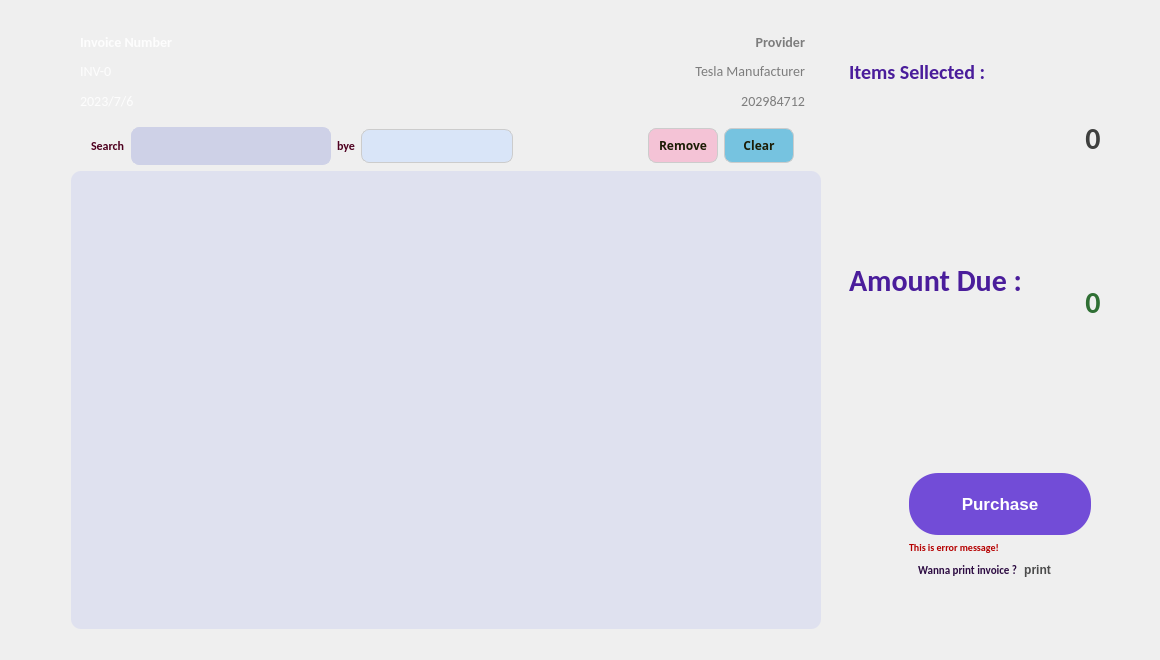
Qt form InventoryManagement/invoice_widget.ui (ImRanjbar/Inventory-Management) before a commit.
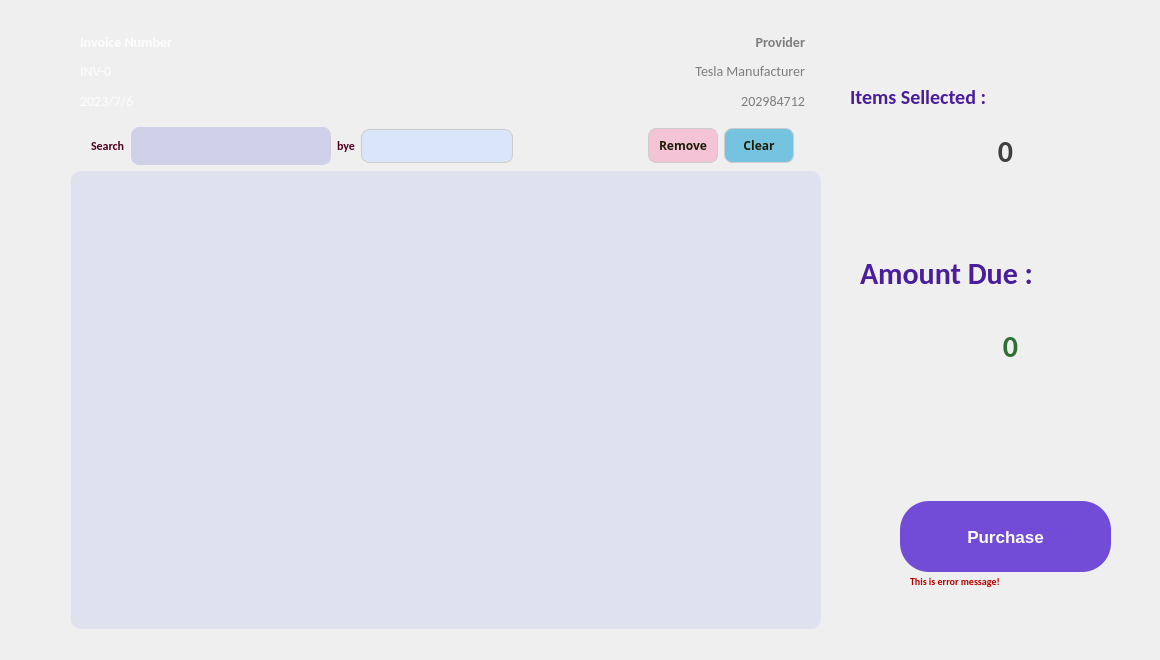
The same form after that commit. Icons and pictures are not drawn.

What changed in the file:
```diff
--- a/InventoryManagement/invoice_widget.ui
+++ b/InventoryManagement/invoice_widget.ui
@@ -434,32 +434,55 @@
 	background-image : url(:/Images/invoiceDetailRightWidget.png);
 }</string>
        </property>
-       <layout class="QVBoxLayout" name="verticalLayout_8">
-        <item>
-         <layout class="QGridLayout" name="gridLayout">
-          <property name="topMargin">
-           <number>0</number>
-          </property>
-          <item row="0" column="1">
-           <layout class="QVBoxLayout" name="verticalLayout_6">
-            <item>
-             <spacer name="verticalSpacer_5">
-              <property name="orientation">
-               <enum>Qt::Vertical</enum>
-              </property>
-              <property name="sizeType">
-               <enum>QSizePolicy::Minimum</enum>
-              </property>
-              <property name="sizeHint" stdset="0">
-               <size>
-                <width>20</width>
-                <height>90</height>
-               </size>
-              </property>
-             </spacer>
-            </item>
-            <item>
+       <widget class="QLabel" name="label_2">
+        <property name="geometry">
+         <rect>
+          <x>20</x>
+          <y>180</y>
+          <width>180</width>
+          <height>146</height>
+         </rect>
+        </property>
+        <property name="styleSheet">
+         <string notr="true">font-family: Calibri;
+font-size: 30px;
+color: #4a1d9b;
+font-weight: bold;
+text-transform: none;</string>
+        </property>
+        <property name="text">
+         <string>Amount Due : </string>
+        </property>
+       </widget>
+       <widget class="QLabel" name="label_11">
+        <property name="geometry">
+         <rect>
+          <x>10</x>
+          <y>40</y>
+          <width>161</width>
+          <height>71</height>
+         </rect>
+        </property>
+        <property name="styleSheet">
+         <string notr="true">font-family: Calibri;
+font-size: 20px;
+color: #4a1d9b;
+font-weight: bold;
+text-transform: none;</string>
+        </property>
+        <property name="text">
+         <string>Items Sellected : </string>
+        </property>
+       </widget>
              <widget class="QLabel" name="LB_nSellected">
+        <property name="geometry">
+         <rect>
+          <x>20</x>
+          <y>100</y>
+          <width>291</width>
+          <height>61</height>
+         </rect>
+        </property>
               <property name="styleSheet">
                <string notr="true">font-family: Calibri;
 font-size: 30px;
@@ -475,25 +498,15 @@
                <set>Qt::AlignCenter</set>
               </property>
              </widget>
-            </item>
-            <item>
-             <spacer name="verticalSpacer_2">
-              <property name="orientation">
-               <enum>Qt::Vertical</enum>
-              </property>
-              <property name="sizeType">
-               <enum>QSizePolicy::Maximum</enum>
-              </property>
-              <property name="sizeHint" stdset="0">
-               <size>
-                <width>20</width>
-                <height>120</height>
-               </size>
-              </property>
-             </spacer>
-            </item>
-            <item>
              <widget class="QLabel" name="LB_amountDue">
+        <property name="geometry">
+         <rect>
+          <x>20</x>
+          <y>280</y>
+          <width>301</width>
+          <height>91</height>
+         </rect>
+        </property>
               <property name="styleSheet">
                <string notr="true">font-family: Calibri;
 font-size: 30px;
@@ -509,97 +522,15 @@
                <set>Qt::AlignCenter</set>
               </property>
              </widget>
-            </item>
-           </layout>
-          </item>
-          <item row="0" column="0">
-           <layout class="QVBoxLayout" name="verticalLayout_5">
-            <item>
-             <widget class="QLabel" name="label_11">
-              <property name="styleSheet">
-               <string notr="true">font-family: Calibri;
-font-size: 20px;
-color: #4a1d9b;
-font-weight: bold;
-text-transform: none;</string>
-              </property>
-              <property name="text">
-               <string>Items Sellected : </string>
-              </property>
-             </widget>
-            </item>
-            <item>
-             <spacer name="verticalSpacer">
-              <property name="orientation">
-               <enum>Qt::Vertical</enum>
-              </property>
-              <property name="sizeType">
-               <enum>QSizePolicy::Maximum</enum>
-              </property>
-              <property name="sizeHint" stdset="0">
-               <size>
-                <width>20</width>
-                <height>120</height>
-               </size>
-              </property>
-             </spacer>
-            </item>
-            <item>
-             <widget class="QLabel" name="label_2">
-              <property name="styleSheet">
-               <string notr="true">font-family: Calibri;
-font-size: 30px;
-color: #4a1d9b;
-font-weight: bold;
-text-transform: none;</string>
-              </property>
-              <property name="text">
-               <string>Amount Due : </string>
-              </property>
-             </widget>
-            </item>
-           </layout>
-          </item>
-         </layout>
-        </item>
-        <item>
-         <spacer name="verticalSpacer_4">
-          <property name="orientation">
-           <enum>Qt::Vertical</enum>
-          </property>
-          <property name="sizeHint" stdset="0">
-           <size>
-            <width>20</width>
-            <height>40</height>
-           </size>
-          </property>
-         </spacer>
-        </item>
-        <item>
-         <layout class="QHBoxLayout" name="horizontalLayout_7">
-          <property name="topMargin">
-           <number>20</number>
-          </property>
-          <item>
-           <spacer name="horizontalSpacer_4">
-            <property name="orientation">
-             <enum>Qt::Horizontal</enum>
-            </property>
-            <property name="sizeType">
-             <enum>QSizePolicy::Minimum</enum>
-            </property>
-            <property name="sizeHint" stdset="0">
-             <size>
-              <width>60</width>
-              <height>30</height>
-             </size>
-            </property>
-           </spacer>
-          </item>
-          <item>
-           <layout class="QVBoxLayout" name="verticalLayout_7">
-            <item>
              <widget class="QPushButton" name="PB_purchase">
+        <property name="geometry">
+         <rect>
+          <x>60</x>
+          <y>480</y>
+          <width>211</width>
+          <height>71</height>
+         </rect>
+        </property>
               <property name="cursor">
                <cursorShape>PointingHandCursor</cursorShape>
               </property>
@@ -632,9 +563,15 @@
                <string>Purchase</string>
               </property>
              </widget>
-            </item>
-            <item>
              <widget class="QLabel" name="LB_error">
+        <property name="geometry">
+         <rect>
+          <x>70</x>
+          <y>550</y>
+          <width>151</width>
+          <height>20</height>
+         </rect>
+        </property>
               <property name="styleSheet">
                <string notr="true">font-family: Calibri;
 font-size: 10px;
@@ -646,112 +583,6 @@
                <string>This is error message!</string>
               </property>
              </widget>
-            </item>
-            <item>
-             <layout class="QHBoxLayout" name="horizontalLayout_4">
-              <property name="topMargin">
-               <number>0</number>
-              </property>
-              <item>
-               <spacer name="horizontalSpacer_6">
-                <property name="orientation">
-                 <enum>Qt::Horizontal</enum>
-                </property>
-                <property name="sizeType">
-                 <enum>QSizePolicy::Maximum</enum>
-                </property>
-                <property name="sizeHint" stdset="0">
-                 <size>
-                  <width>10</width>
-                  <height>5</height>
-                 </size>
-                </property>
-               </spacer>
-              </item>
-              <item>
-               <widget class="QLabel" name="label_13">
-                <property name="styleSheet">
-                 <string notr="true">font-family: Calibri;
-font-size: 11px;
-color: #2d0c42;
-font-weight: bold;
-text-transform: none;</string>
-                </property>
-                <property name="text">
-                 <string>Wanna print invoice ?</string>
-                </property>
-               </widget>
-              </item>
-              <item>
-               <widget class="QPushButton" name="PB_print">
-                <property name="cursor">
-                 <cursorShape>PointingHandCursor</cursorShape>
-                </property>
-                <property name="styleSheet">
-                 <string notr="true">QPushButton {
-	color : #4c4c4c;
-    border: none;
-	font-weight : bold;
-}
-QPushButton:hover{
-	change-cursor: cursor('PointingHand');
-
-}</string>
-                </property>
-                <property name="text">
-                 <string>print</string>
-                </property>
-               </widget>
-              </item>
-              <item>
-               <spacer name="horizontalSpacer_3">
-                <property name="orientation">
-                 <enum>Qt::Horizontal</enum>
-                </property>
-                <property name="sizeHint" stdset="0">
-                 <size>
-                  <width>40</width>
-                  <height>20</height>
-                 </size>
-                </property>
-               </spacer>
-              </item>
-             </layout>
-            </item>
-            <item>
-             <spacer name="verticalSpacer_3">
-              <property name="orientation">
-               <enum>Qt::Vertical</enum>
-              </property>
-              <property name="sizeHint" stdset="0">
-               <size>
-                <width>20</width>
-                <height>40</height>
-               </size>
-              </property>
-             </spacer>
-            </item>
-           </layout>
-          </item>
-          <item>
-           <spacer name="horizontalSpacer_5">
-            <property name="orientation">
-             <enum>Qt::Horizontal</enum>
-            </property>
-            <property name="sizeType">
-             <enum>QSizePolicy::Minimum</enum>
-            </property>
-            <property name="sizeHint" stdset="0">
-             <size>
-              <width>60</width>
-              <height>20</height>
-             </size>
-            </property>
-           </spacer>
-          </item>
-         </layout>
-        </item>
-       </layout>
       </widget>
      </item>
     </layout>
```
Left out of the diff: 9 changed lines with no effect on the pictures. Lines whose indentation alone changed are shown as unchanged.
